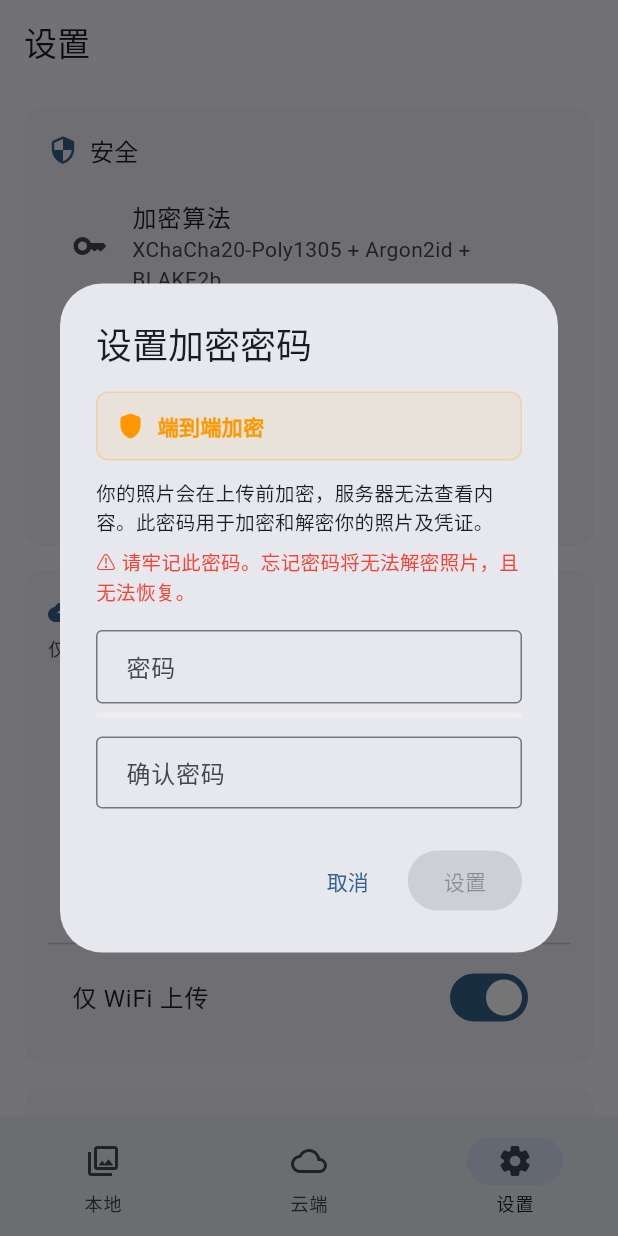
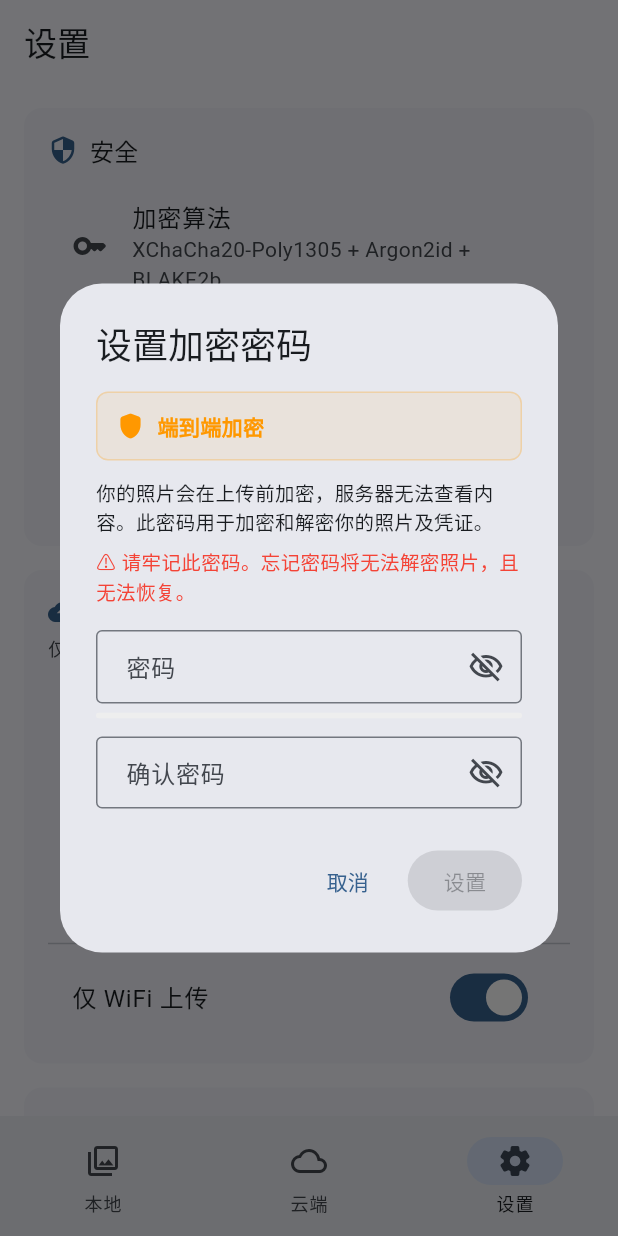
Before and after one commit to kungf/enpix, a Flutter app: the screen it shows after launch, item 3 of the bottom bar chosen, after a tap on "设置密码", on a phone screen of 412 x 824 dp. Run offline on Flutter 3.47's test engine with Material 3 defaults, Android fonts, the phone set to English and light mode, and no system bars; our stand-ins replace dio, flutter_riverpod, flutter_secure_storage; missing offline and left inert: cryptography, photo_manager.

Commit message:
feat: add password visibility toggle to all password fields
- Setup password dialog: eye icon on both password and confirm fields
- Unlock dialog: eye icon on password field
- Users can tap to toggle between obscured and plaintext

```diff
--- a/lib/presentation/screens/settings/settings_screen.dart
+++ b/lib/presentation/screens/settings/settings_screen.dart
@@ -134,6 +134,8 @@ class _SettingsScreenState extends ConsumerState<SettingsScreen> {
   void _setupPw(BuildContext ctx) {
     final passwordCtrl = TextEditingController(), confirmCtrl = TextEditingController();
     var strength = _Strength.none;
+    var obscurePw = true;
+    var obscureConfirm = true;
     showDialog(context: ctx, builder: (dialogContext) => StatefulBuilder(builder: (dialogContext, dialogSetState) => AlertDialog(title: const Text('设置加密密码'), content: Column(mainAxisSize: MainAxisSize.min, crossAxisAlignment: CrossAxisAlignment.start, children: [
       Container(
         padding: const EdgeInsets.all(12),
@@ -153,9 +155,9 @@ class _SettingsScreenState extends ConsumerState<SettingsScreen> {
       const SizedBox(height: 8),
       const Text('⚠️ 请牢记此密码。忘记密码将无法解密照片，且无法恢复。', style: TextStyle(fontSize: 13, fontWeight: FontWeight.w500, color: Colors.red)),
       const SizedBox(height: 16),
-      TextField(controller: passwordCtrl, obscureText: true, decoration: const InputDecoration(labelText: '密码', hintText: '建议大小写字母+数字+符号', border: OutlineInputBorder()), onChanged: (_) => dialogSetState(() => strength = _calc(passwordCtrl.text))),
+      TextField(controller: passwordCtrl, obscureText: obscurePw, decoration: InputDecoration(labelText: '密码', hintText: '建议大小写字母+数字+符号', border: const OutlineInputBorder(), suffixIcon: IconButton(icon: Icon(obscurePw ? Icons.visibility_off_outlined : Icons.visibility_outlined), onPressed: () => dialogSetState(() => obscurePw = !obscurePw))), onChanged: (_) => dialogSetState(() => strength = _calc(passwordCtrl.text))),
       _bar(strength), const SizedBox(height: 12),
-      TextField(controller: confirmCtrl, obscureText: true, decoration: const InputDecoration(labelText: '确认密码', border: OutlineInputBorder())),
+      TextField(controller: confirmCtrl, obscureText: obscureConfirm, decoration: InputDecoration(labelText: '确认密码', border: const OutlineInputBorder(), suffixIcon: IconButton(icon: Icon(obscureConfirm ? Icons.visibility_off_outlined : Icons.visibility_outlined), onPressed: () => dialogSetState(() => obscureConfirm = !obscureConfirm)))),
     ]), actions: [
       TextButton(onPressed: () => Navigator.pop(dialogContext), child: const Text('取消')),
       FilledButton(onPressed: passwordCtrl.text.length >= 8 && passwordCtrl.text == confirmCtrl.text ? () async { Navigator.pop(dialogContext); final kek = await _credService.setupPassphrase(passwordCtrl.text); _credService.startSession(kek); await _loadState(); if (mounted) ScaffoldMessenger.of(ctx).showSnackBar(const SnackBar(content: Text('密码已设置'), backgroundColor: Colors.green)); } : null, child: const Text('设置')),
@@ -164,10 +166,11 @@ class _SettingsScreenState extends ConsumerState<SettingsScreen> {
 
   void _unlock(BuildContext ctx) {
     final passwordCtrl = TextEditingController();
-    showDialog(context: ctx, builder: (dialogContext) => AlertDialog(title: const Text('解锁密钥'), content: Column(mainAxisSize: MainAxisSize.min, children: [const Text('输入密码以解锁 KEK 会话'), const SizedBox(height: 16), TextField(controller: passwordCtrl, obscureText: true, decoration: const InputDecoration(labelText: '密码', border: OutlineInputBorder()))]), actions: [
+    var obscure = true;
+    showDialog(context: ctx, builder: (dialogContext) => StatefulBuilder(builder: (dialogContext, dialogSetState) => AlertDialog(title: const Text('解锁密钥'), content: Column(mainAxisSize: MainAxisSize.min, children: [const Text('输入密码以解锁 KEK 会话'), const SizedBox(height: 16), TextField(controller: passwordCtrl, obscureText: obscure, decoration: InputDecoration(labelText: '密码', border: const OutlineInputBorder(), suffixIcon: IconButton(icon: Icon(obscure ? Icons.visibility_off_outlined : Icons.visibility_outlined), onPressed: () => dialogSetState(() => obscure = !obscure))))]), actions: [
       TextButton(onPressed: () => Navigator.pop(dialogContext), child: const Text('取消')),
       FilledButton(onPressed: () async { try { await _credService.unlockWithPassphrase(passwordCtrl.text); if (!mounted) return; Navigator.pop(dialogContext); await _loadState(); if (mounted) ScaffoldMessenger.of(ctx).showSnackBar(const SnackBar(content: Text('已解锁'), backgroundColor: Colors.green)); } on WrongPassphraseException { if (mounted) ScaffoldMessenger.of(ctx).showSnackBar(const SnackBar(content: Text('密码错误'))); } catch (_) { if (mounted) ScaffoldMessenger.of(ctx).showSnackBar(const SnackBar(content: Text('解锁失败，请重试'))); } }, child: const Text('解锁')),
-    ]));
+    ])));
   }
 
   Future<void> _resetPw() async {
```
